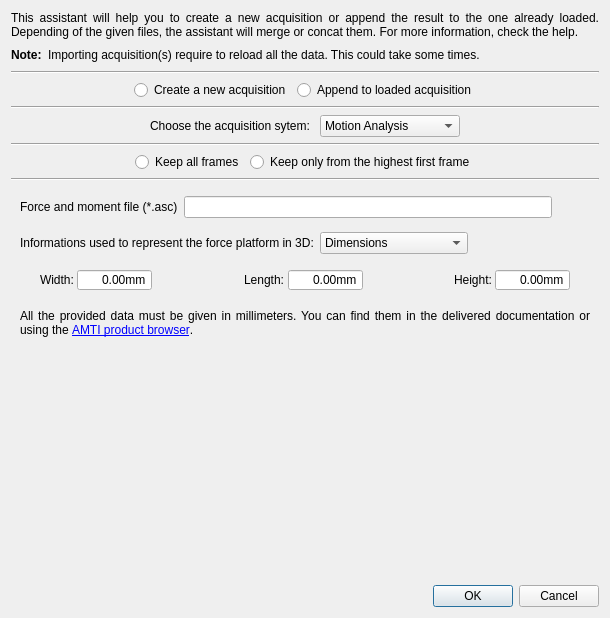
First picture: the form in Tools/Mokka/ImportAssistantDialog.ui, repository Biomechanical-ToolKit/BTKCore, before the edit.
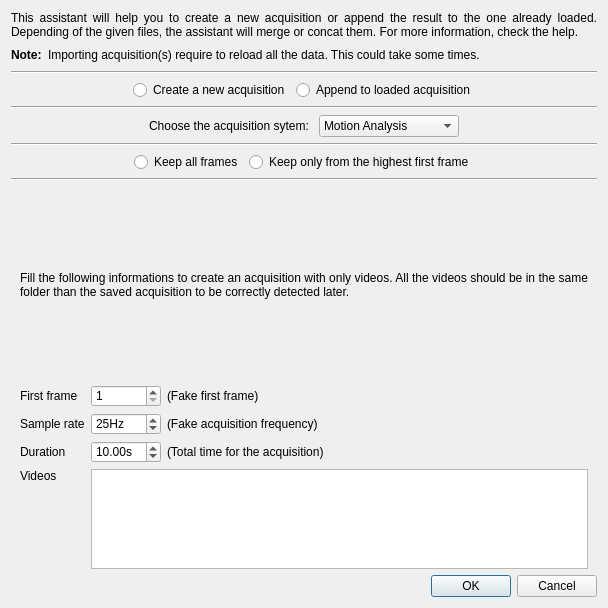
Second picture: the form after the edit. Icons and pictures are not drawn.

Commit message: [ENH] Mokka: New import assistant to create an acquisition with only videos. [UPD] Mokka: Action "File > Import > Video Files" is enabled even if there is no acquisition (the import assistant is used in this case).

Patch:
```diff
--- a/Tools/Mokka/ImportAssistantDialog.ui
+++ b/Tools/Mokka/ImportAssistantDialog.ui
@@ -6,8 +6,8 @@
    <rect>
     <x>0</x>
     <y>0</y>
-    <width>610</width>
-    <height>618</height>
+    <width>608</width>
+    <height>608</height>
    </rect>
   </property>
   <property name="windowTitle">
@@ -273,7 +273,7 @@
 }</string>
      </property>
      <property name="currentIndex">
-      <number>3</number>
+      <number>4</number>
      </property>
      <widget class="QWidget" name="page"/>
      <widget class="QWidget" name="motionPage">
@@ -627,6 +627,9 @@
      </widget>
      <widget class="QWidget" name="amtiPage">
       <layout class="QVBoxLayout" name="verticalLayout_2">
+       <property name="bottomMargin">
+        <number>0</number>
+       </property>
        <item>
         <layout class="QHBoxLayout" name="horizontalLayout_5">
          <item>
@@ -1313,6 +1316,200 @@
        </item>
       </layout>
      </widget>
+     <widget class="QWidget" name="videoPage">
+      <layout class="QGridLayout" name="gridLayout_4" rowstretch="0,0,0,0,0,1" columnstretch="0,0,1">
+       <property name="bottomMargin">
+        <number>0</number>
+       </property>
+       <item row="0" column="0" colspan="3">
+        <widget class="QLabel" name="label_13">
+         <property name="text">
+          <string>Fill the following informations to create an acquisition with only videos. All the videos should be in the same folder than the saved acquisition to be correctly detected later.</string>
+         </property>
+         <property name="alignment">
+          <set>Qt::AlignJustify|Qt::AlignVCenter</set>
+         </property>
+         <property name="wordWrap">
+          <bool>true</bool>
+         </property>
+        </widget>
+       </item>
+       <item row="1" column="0">
+        <spacer name="verticalSpacer_5">
+         <property name="orientation">
+          <enum>Qt::Vertical</enum>
+         </property>
+         <property name="sizeType">
+          <enum>QSizePolicy::Fixed</enum>
+         </property>
+         <property name="sizeHint" stdset="0">
+          <size>
+           <width>20</width>
+           <height>6</height>
+          </size>
+         </property>
+        </spacer>
+       </item>
+       <item row="2" column="0">
+        <widget class="QLabel" name="label_11">
+         <property name="text">
+          <string>First frame</string>
+         </property>
+        </widget>
+       </item>
+       <item row="2" column="1">
+        <widget class="QSpinBox" name="videoFirstFrameSpinBox">
+         <property name="minimum">
+          <number>1</number>
+         </property>
+         <property name="maximum">
+          <number>65535</number>
+         </property>
+        </widget>
+       </item>
+       <item row="2" column="2">
+        <widget class="QLabel" name="label_17">
+         <property name="text">
+          <string>(Fake first frame)</string>
+         </property>
+        </widget>
+       </item>
+       <item row="3" column="0">
+        <widget class="QLabel" name="label_12">
+         <property name="text">
+          <string>Sample rate</string>
+         </property>
+        </widget>
+       </item>
+       <item row="3" column="1">
+        <widget class="QSpinBox" name="videoFrequencySpinBox">
+         <property name="suffix">
+          <string>Hz</string>
+         </property>
+         <property name="minimum">
+          <number>0</number>
+         </property>
+         <property name="maximum">
+          <number>1000</number>
+         </property>
+         <property name="value">
+          <number>25</number>
+         </property>
+        </widget>
+       </item>
+       <item row="3" column="2">
+        <widget class="QLabel" name="label_16">
+         <property name="text">
+          <string>(Fake acquisition frequency)</string>
+         </property>
+        </widget>
+       </item>
+       <item row="4" column="0">
+        <widget class="QLabel" name="label_14">
+         <property name="text">
+          <string>Duration</string>
+         </property>
+        </widget>
+       </item>
+       <item row="4" column="1">
+        <widget class="QDoubleSpinBox" name="videoDurationDoubleSpinBox">
+         <property name="prefix">
+          <string/>
+         </property>
+         <property name="suffix">
+          <string>s</string>
+         </property>
+         <property name="maximum">
+          <double>999.990000000000009</double>
+         </property>
+         <property name="value">
+          <double>10.000000000000000</double>
+         </property>
+        </widget>
+       </item>
+       <item row="4" column="2">
+        <widget class="QLabel" name="label_15">
+         <property name="text">
+          <string>(Total time for the acquisition)</string>
+         </property>
+        </widget>
+       </item>
+       <item row="5" column="0">
+        <widget class="QLabel" name="label_7">
+         <property name="text">
+          <string>Videos</string>
+         </property>
+         <property name="alignment">
+          <set>Qt::AlignLeading|Qt::AlignLeft|Qt::AlignTop</set>
+         </property>
+        </widget>
+       </item>
+       <item row="5" column="1" colspan="2">
+        <widget class="QTableWidget" name="videoFileTableWidget">
+         <property name="sizePolicy">
+          <sizepolicy hsizetype="Expanding" vsizetype="Fixed">
+           <horstretch>0</horstretch>
+           <verstretch>0</verstretch>
+          </sizepolicy>
+         </property>
+         <property name="maximumSize">
+          <size>
+           <width>16777215</width>
+           <height>100</height>
+          </size>
+         </property>
+         <property name="editTriggers">
+          <set>QAbstractItemView::DoubleClicked</set>
+         </property>
+         <property name="showDropIndicator" stdset="0">
+          <bool>false</bool>
+         </property>
+         <property name="alternatingRowColors">
+          <bool>true</bool>
+         </property>
+         <property name="selectionMode">
+          <enum>QAbstractItemView::NoSelection</enum>
+         </property>
+         <property name="textElideMode">
+          <enum>Qt::ElideMiddle</enum>
+         </property>
+         <property name="showGrid">
+          <bool>false</bool>
+         </property>
+         <property name="wordWrap">
+          <bool>false</bool>
+         </property>
+         <property name="cornerButtonEnabled">
+          <bool>false</bool>
+         </property>
+         <attribute name="horizontalHeaderVisible">
+          <bool>false</bool>
+         </attribute>
+         <attribute name="verticalHeaderVisible">
+          <bool>false</bool>
+         </attribute>
+         <attribute name="verticalHeaderDefaultSectionSize">
+          <number>20</number>
+         </attribute>
+         <column>
+          <property name="text">
+           <string/>
+          </property>
+         </column>
+         <column>
+          <property name="text">
+           <string>File</string>
+          </property>
+         </column>
+         <column>
+          <property name="text">
+           <string/>
+          </property>
+         </column>
+        </widget>
+       </item>
+      </layout>
+     </widget>
     </widget>
    </item>
    <item>
```
Left out of the diff: 5 changed lines with no effect on the pictures. The commit also changes 5 other files.
